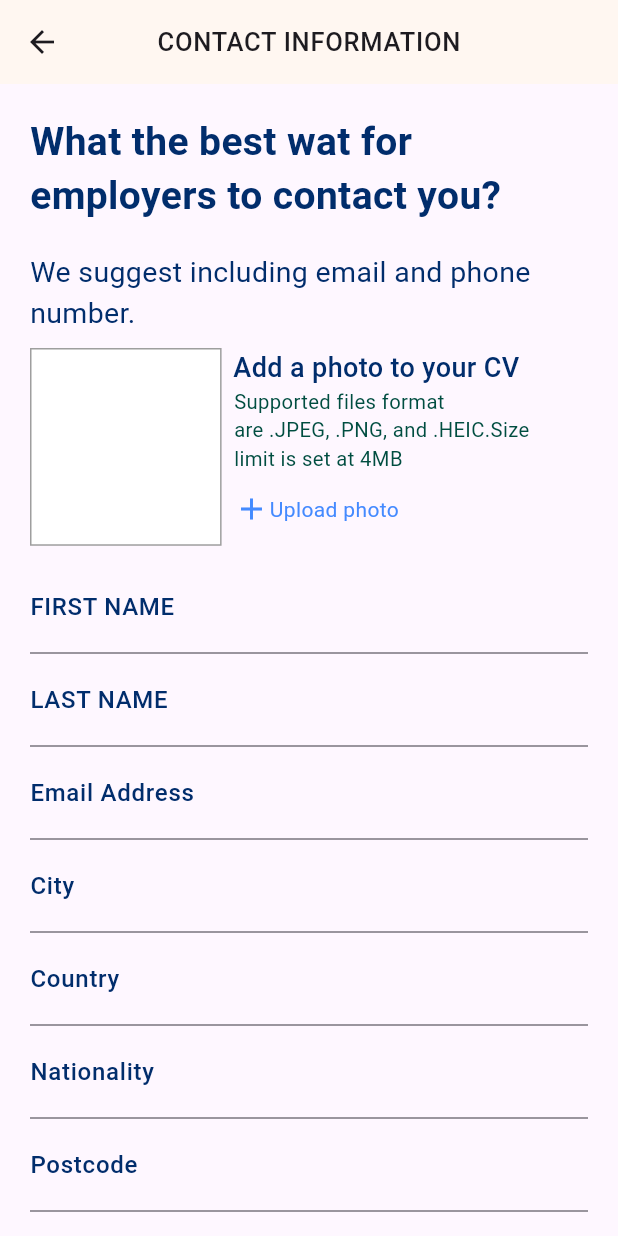
After one commit to sanjuafre123/resume_builder_app, a Flutter app: the ContactScreen screen opened by its route, on a phone screen of 412 x 824 dp. The commit adds this screen. Run offline on Flutter 3.47's test engine with Material 3 defaults, Android fonts, the phone set to English and light mode, and no system bars; our stand-ins replace image_picker; accounts and stored records are empty.

Commit message:
23/05/2024

```diff
--- /dev/null
+++ b/lib/Screens/Contect/contectscreen.dart
@@ -0,0 +1,246 @@
+import 'dart:io';
+import 'package:flutter/material.dart';
+import 'package:resume_builder_app/Utils/Color/Color_List.dart';
+import 'package:image_picker/image_picker.dart';
+
+GlobalKey<FormState> formKey = GlobalKey();
+
+class ContactScreen extends StatefulWidget {
+  const ContactScreen({super.key});
+  @override
+  State<ContactScreen> createState() => _ContactScreenState();
+}
+
+ImagePicker imagePicker = ImagePicker();
+File? fileImage;
+
+class _ContactScreenState extends State<ContactScreen> {
+  @override
+  Widget build(BuildContext context) {
+    var height = MediaQuery.of(context).size.height;
+    var width = MediaQuery.of(context).size.width;
+
+    return Scaffold(
+      appBar: AppBar(
+        backgroundColor: const Color(0xfffff7f1),
+        centerTitle: true,
+        title: const Text(
+          'CONTACT INFORMATION',
+          style: TextStyle(
+            fontSize: 17,
+            fontWeight: FontWeight.w500,
+            letterSpacing: 0.5,
+          ),
+        ),
+      ),
+      body: Form(
+        key: formKey,
+        child: SingleChildScrollView(
+          child: Padding(
+            padding: EdgeInsets.all(20),
+            child: Column(
+              children: [
+                const Text(
+                  'What the best wat for employers to contact you?',
+                  style: TextStyle(
+                      color: Color(0xff012D6c),
+                      fontSize: 26,
+                      height: 1.4,
+                      fontWeight: FontWeight.w600),
+                ),
+                const SizedBox(
+                  height: 20,
+                ),
+                const Text(
+                  'We suggest including email and phone number.',
+                  style: TextStyle(
+                      color: Color(0xff012D6c),
+                      fontSize: 19,
+                      height: 1.4,
+                      fontWeight: FontWeight.w400),
+                ),
+                const SizedBox(
+                  height: 10,
+                ),
+                Row(
+                  children: [
+                    Container(
+                      height: height * 0.16,
+                      width: width * 0.31,
+                      decoration: BoxDecoration(
+                        image: (fileImage != null)
+                            ? DecorationImage(
+                                fit: BoxFit.cover,
+                                image: FileImage(fileImage!),
+                              )
+                            : null,
+                        color: Colors.white,
+                        border: Border.all(width: 1, color: Colors.grey),
+                      ),
+                    ),
+                    Column(
+                      children: [
+                        Row(
+                          children: [
+                            Text(
+                              ''
+                              'Add a photo to your CV',
+                              style: TextStyle(
+                                  color: color1,
+                                  fontSize: 18,
+                                  fontWeight: FontWeight.w500),
+                            ),
+                          ],
+                        ),
+                        Row(
+                          children: [
+                            Text(
+                              '  Supported files format\n  are .JPEG, .PNG, and .HEIC.Size\n  limit is set at 4MB',
+                              style: TextStyle(
+                                  fontSize: 13.5, color: Colors.teal.shade900),
+                            ),
+                          ],
+                        ),
+                        Padding(
+                          padding: const EdgeInsets.only(right: 80),
+                          child: IconButton(
+                            onPressed: () async {
+                              XFile? xFileImage = await imagePicker.pickImage(
+                                  source: ImageSource.gallery);
+                              setState(() {
+                                fileImage = File(xFileImage!.path);
+                              });
+                            },
+                            icon: const Row(
+                              children: [
+                                Icon(
+                                  Icons.add,
+                                  color: Colors.blueAccent,
+                                ),
+                                Text(
+                                  'Upload photo',
+                                  style: TextStyle(color: Colors.blueAccent),
+                                )
+                              ],
+                            ),
+                          ),
+                        )
+                      ],
+                    )
+                  ],
+                ),
+                const SizedBox(
+                  height: 10,
+                ),
+                buildTextFormField(
+                  label: 'FIRST NAME',
+                  controller: txtFirstName,
+                ),
+                buildTextFormField(
+                  label: 'LAST NAME',
+                  controller: txtLastName,
+                ),
+                buildTextFormField(
+                  label: 'Email Address',
+                  controller: txtEmailAddress,
+                ),
+                buildTextFormField(
+                  label: 'City',
+                  controller: txtCity,
+                ),
+                buildTextFormField(
+                  label: 'Country',
+                  controller: txtCountry,
+                ),
+                buildTextFormField(
+                  label: 'Nationality',
+                  controller: txtNationality,
+                ),
+                buildTextFormField(
+                  label: 'Postcode',
+                  controller: txtPostcode,
+                ),
+                buildTextFormField(
+                  label: 'Driving Licence',
+                  controller: txtDrivingLicence,
+                ),
+                buildTextFormField(
+                  label: 'Website',
+                  controller: txtWebsite,
+                ),
+                const SizedBox(
+                  height: 50,
+                ),
+            GestureDetector(
+              onTap: () {
+                bool responce = formKey.currentState!.validate();
+                if (responce) {
+                  first = txtFirstName.text;
+                  last = txtLastName.text;
+                  Email = txtEmailAddress.text;
+                  city =txtCity.text;
+                  Nationality = txtNationality.text;
+                  postcode = txtPostcode.text;
+                  Driving = txtDrivingLicence.text;
+                  Website = txtWebsite.text;
+
+                  Navigator.of(context).pushNamed('/skills');
+                } else {
+                  ScaffoldMessenger.of(context).showSnackBar(
+                    SnackBar(
+                      content: const Text('Enter Valid Input'),
+                      action: SnackBarAction(
+                        label: 'Continue',
+                        onPressed: () {
+                          formKey.currentState!.reset();
+                        },
+                      ),
+                    ),
+                  );
+                }
+              },
+                  child: Container(
+                    alignment: Alignment.center,
+                    height: height * 0.07,
+                    width: double.infinity,
+                    decoration: BoxDecoration(
+                      color: Colors.teal,
+                      borderRadius: BorderRadius.circular(30),
+                    ),
+                    child: const Text(
+                      'Continue',
+                      style: TextStyle(
+                        color: Colors.white,
+                        fontSize: 25,
+                        fontWeight: FontWeight.bold,
+                      ),
+                    ),
+                  ),
+                ),
+              ],
+            ),
+          ),
+        ),
+      ),
+    );
+  }
+  TextFormField buildTextFormField(
+      {required String label, required TextEditingController? controller}) {
+    return TextFormField(
+      controller: controller,
+      textInputAction: TextInputAction.done,
+      style: const TextStyle(
+          color: Colors.black, fontSize: 20, fontWeight: FontWeight.w500),
+      decoration: InputDecoration(
+        label: Text(
+          label,
+          style: const TextStyle(
+            color: Color(0xff012D6c),
+            fontSize: 16,
+            fontWeight: FontWeight.w500,
+          ),
+        ),
+      ),
+    );
+  }
+}
--- a/lib/routes/routes.dart
+++ b/lib/routes/routes.dart
@@ -12,6 +12,7 @@ import '../Screens/SplashScreen/splashscreen.dart';
 import '../Screens/WorkHistory/workScreen.dart';
 import '../Screens/dashboard/dashboardscreen.dart';
 import '../Screens/template/templatescreen.dart';
+
 
 class MyRoutes{
   static Map<String, Widget Function(BuildContext)> routes ={
```
